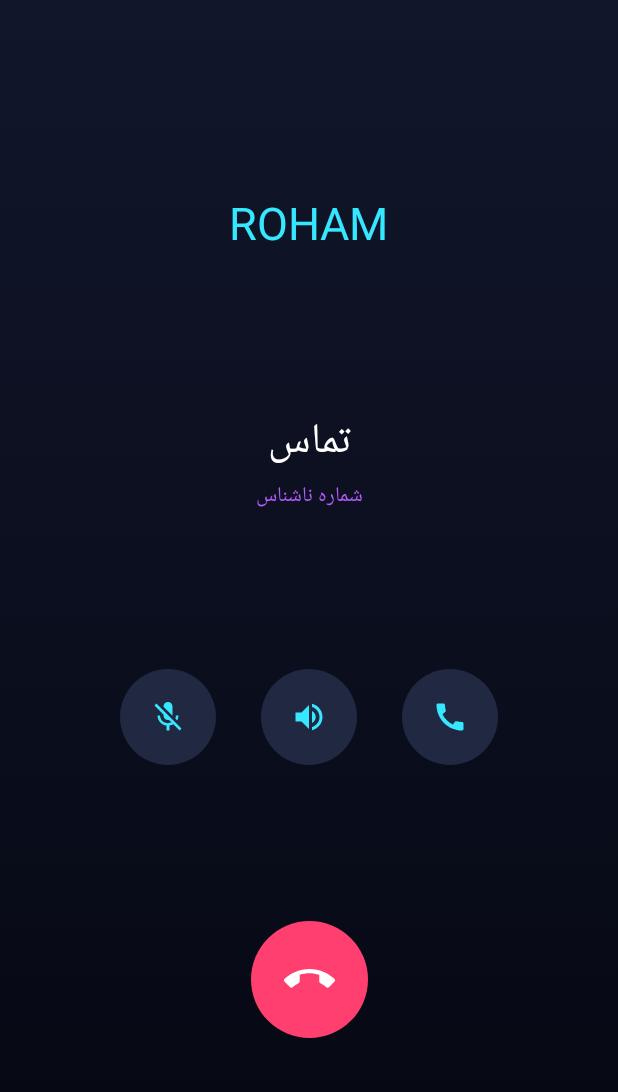
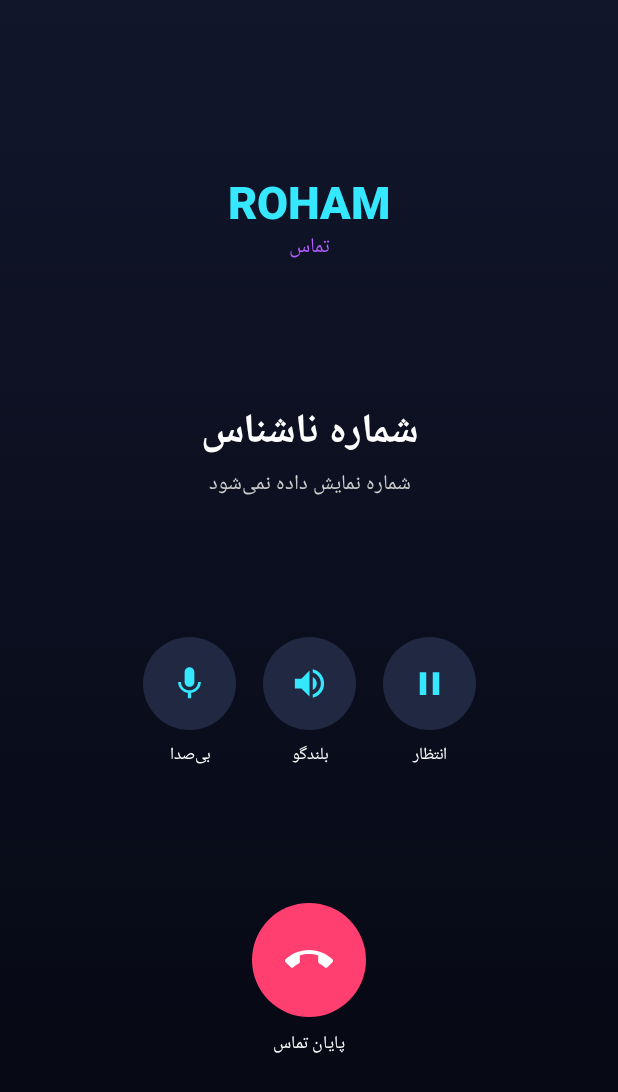
Before and after one commit to tabibekhodetbash11/ROHAM, an Android app built with Jetpack Compose: the InCallActivity screen opened directly, with no data from a screen before it, on a phone screen of 412 x 824 dp. Shown: the top 1092 px of the screen. Run offline under Robolectric (Android 15) with nearby library versions, the phone set to English and light mode, and no system bars.

Commit message:
Implement reactive in-call controls and call state handling

```diff
--- a/app/src/main/java/com/roham/dialer/InCallActivity.kt
+++ b/app/src/main/java/com/roham/dialer/InCallActivity.kt
@@ -1,86 +1,216 @@
 package com.roham.dialer
 
+import android.content.Context
+import android.content.Intent
 import android.os.Bundle
 import android.telecom.Call
 import android.telecom.CallAudioState
 import android.telecom.InCallService
+import android.telecom.VideoProfile
 import androidx.activity.ComponentActivity
 import androidx.activity.compose.setContent
 import androidx.compose.foundation.background
 import androidx.compose.foundation.clickable
 import androidx.compose.foundation.layout.*
 import androidx.compose.foundation.shape.CircleShape
+import androidx.compose.foundation.shape.RoundedCornerShape
 import androidx.compose.material.icons.Icons
+import androidx.compose.material.icons.filled.Call
 import androidx.compose.material.icons.filled.CallEnd
-import androidx.compose.material.icons.filled.Call
+import androidx.compose.material.icons.filled.Mic
 import androidx.compose.material.icons.filled.MicOff
+import androidx.compose.material.icons.filled.Pause
+import androidx.compose.material.icons.filled.PlayArrow
 import androidx.compose.material.icons.filled.VolumeUp
 import androidx.compose.material3.Icon
 import androidx.compose.material3.Text
-import androidx.compose.runtime.Composable
-import androidx.compose.runtime.remember
+import androidx.compose.runtime.*
 import androidx.compose.ui.Alignment
 import androidx.compose.ui.Modifier
 import androidx.compose.ui.graphics.Brush
 import androidx.compose.ui.graphics.Color
+import androidx.compose.ui.text.font.FontWeight
 import androidx.compose.ui.unit.dp
 import androidx.compose.ui.unit.sp
+import androidx.core.content.ContextCompat
+import android.Manifest
+import android.content.pm.PackageManager
+import android.provider.ContactsContract
+import android.net.Uri
 
 class InCallActivity : ComponentActivity() {
     override fun onCreate(savedInstanceState: Bundle?) {
         super.onCreate(savedInstanceState)
         setContent { InCallScreen() }
     }
+
+    override fun onResume() {
+        super.onResume()
+        RohamInCallService.refreshCallState()
+    }
 }
 
 class RohamInCallService : InCallService() {
-    override fun onCreate() { super.onCreate(); instance = this }
-    override fun onDestroy() { instance = null; super.onDestroy() }
+    override fun onCreate() {
+        super.onCreate()
+        instance = this
+    }
+
+    override fun onDestroy() {
+        if (instance === this) instance = null
+        super.onDestroy()
+    }
+
     override fun onCallAdded(call: Call) {
         super.onCallAdded(call)
         currentCall = call
-        startActivity(android.content.Intent(this, InCallActivity::class.java).addFlags(android.content.Intent.FLAG_ACTIVITY_NEW_TASK))
+        call.registerCallback(callCallback)
+        refreshCallState()
+        startActivity(
+            Intent(this, InCallActivity::class.java)
+                .addFlags(Intent.FLAG_ACTIVITY_NEW_TASK or Intent.FLAG_ACTIVITY_SINGLE_TOP)
+        )
     }
-    override fun onCallRemoved(call: Call) { if (currentCall === call) currentCall = null; super.onCallRemoved(call) }
+
+    override fun onCallRemoved(call: Call) {
+        call.unregisterCallback(callCallback)
+        if (currentCall === call) currentCall = calls.lastOrNull()
+        refreshCallState()
+        super.onCallRemoved(call)
+    }
+
+    private val callCallback = object : Call.Callback() {
+        override fun onStateChanged(call: Call, state: Int) = refreshCallState()
+        override fun onDetailsChanged(call: Call, details: Call.Details) = refreshCallState()
+    }
+
     companion object {
+        var instance: RohamInCallService? = null
         var currentCall: Call? = null
-        var instance: RohamInCallService? = null
-        var speaker = false
+        var callState by mutableIntStateOf(Call.STATE_DISCONNECTED)
+            private set
+        var muted by mutableStateOf(false)
+        var speaker by mutableStateOf(false)
+
+        fun refreshCallState() {
+            callState = currentCall?.state ?: Call.STATE_DISCONNECTED
+        }
+
+        fun toggleMute() {
+            muted = !muted
+            instance?.setMuted(muted)
+        }
+
+        fun toggleSpeaker() {
+            speaker = !speaker
+            instance?.setAudioRoute(
+                if (speaker) CallAudioState.ROUTE_SPEAKER else CallAudioState.ROUTE_EARPIECE
+            )
+        }
+
+        fun toggleHold() {
+            val call = currentCall ?: return
+            if (call.state == Call.STATE_HOLDING) call.unhold() else if (call.state == Call.STATE_ACTIVE) call.hold()
+        }
     }
 }
 
 @Composable
 private fun InCallScreen() {
     val call = RohamInCallService.currentCall
-    val details = call?.details
-    val raw = details?.handle?.schemeSpecificPart.orEmpty()
+    val state = RohamInCallService.callState
+    val muted = RohamInCallService.muted
+    val speaker = RohamInCallService.speaker
+    val raw = call?.details?.handle?.schemeSpecificPart.orEmpty()
     val ctx = androidx.compose.ui.platform.LocalContext.current
     val contact = remember(raw) { resolveName(ctx, raw) }
-    Column(Modifier.fillMaxSize().background(Brush.verticalGradient(listOf(Color(0xFF11162B), Color(0xFF050711)))).padding(28.dp), horizontalAlignment = Alignment.CenterHorizontally, verticalArrangement = Arrangement.SpaceEvenly) {
-        Text("ROHAM", color = Color(0xFF35E7FF), fontSize = 30.sp)
+    val incoming = state == Call.STATE_RINGING
+    val held = state == Call.STATE_HOLDING
+
+    Column(
+        Modifier.fillMaxSize()
+            .background(Brush.verticalGradient(listOf(Color(0xFF11162B), Color(0xFF050711))))
+            .padding(28.dp),
+        horizontalAlignment = Alignment.CenterHorizontally,
+        verticalArrangement = Arrangement.SpaceEvenly
+    ) {
         Column(horizontalAlignment = Alignment.CenterHorizontally) {
-            Text(contact ?: "تماس", color = Color.White, fontSize = 28.sp)
-            Text(if (contact == null) "شماره ناشناس" else "مخاطب ذخیره‌شده", color = Color(0xFFB45CFF), fontSize = 14.sp)
+            Text("ROHAM", color = Color(0xFF35E7FF), fontSize = 30.sp, fontWeight = FontWeight.Black)
+            Text(if (incoming) "تماس ورودی" else if (held) "تماس در انتظار" else "تماس", color = Color(0xFFB45CFF), fontSize = 14.sp)
         }
-        Row(horizontalArrangement = Arrangement.spacedBy(30.dp)) {
-            androidx.compose.foundation.layout.Box(Modifier.size(64.dp).background(Color(0xFF202941), CircleShape).clickable { call?.hold() }, contentAlignment = Alignment.Center) { Icon(Icons.Default.MicOff, null, tint = Color(0xFF35E7FF)) }
-            androidx.compose.foundation.layout.Box(Modifier.size(64.dp).background(Color(0xFF202941), CircleShape).clickable {
-                RohamInCallService.speaker = !RohamInCallService.speaker
-                RohamInCallService.instance?.setAudioRoute(if (RohamInCallService.speaker) CallAudioState.ROUTE_SPEAKER else CallAudioState.ROUTE_EARPIECE)
-            }, contentAlignment = Alignment.Center) { Icon(Icons.Default.VolumeUp, null, tint = Color(0xFF35E7FF)) }
-            androidx.compose.foundation.layout.Box(Modifier.size(64.dp).background(Color(0xFF202941), CircleShape).clickable { call?.answer(android.telecom.VideoProfile.STATE_AUDIO_ONLY) }, contentAlignment = Alignment.Center) { Icon(Icons.Default.Call, null, tint = Color(0xFF35E7FF)) }
+        Column(horizontalAlignment = Alignment.CenterHorizontally) {
+            Text(contact ?: "شماره ناشناس", color = Color.White, fontSize = 27.sp, fontWeight = FontWeight.Bold)
+            Text(if (contact == null) raw.ifBlank { "شماره نمایش داده نمی‌شود" } else "مخاطب ذخیره‌شده", color = Color.LightGray, fontSize = 14.sp)
         }
-        androidx.compose.foundation.layout.Box(Modifier.size(78.dp).background(Color(0xFFFF3F70), CircleShape).clickable { call?.disconnect(); (ctx as? ComponentActivity)?.finish() }, contentAlignment = Alignment.Center) {
-            Icon(Icons.Default.CallEnd, null, tint = Color.White, modifier = Modifier.size(34.dp))
+        Row(horizontalArrangement = Arrangement.spacedBy(18.dp), verticalAlignment = Alignment.CenterVertically) {
+            CallControl(if (muted) Icons.Default.MicOff else Icons.Default.Mic, if (muted) "وصل میکروفن" else "بی‌صدا", muted) {
+                RohamInCallService.toggleMute()
+            }
+            CallControl(Icons.Default.VolumeUp, "بلندگو", speaker) {
+                RohamInCallService.toggleSpeaker()
+            }
+            CallControl(if (held) Icons.Default.PlayArrow else Icons.Default.Pause, if (held) "ادامه" else "انتظار", held) {
+                RohamInCallService.toggleHold()
+            }
+        }
+        Row(horizontalArrangement = Arrangement.spacedBy(24.dp), verticalAlignment = Alignment.CenterVertically) {
+            if (incoming) {
+                RoundAction(Color(0xFF22C98A), Icons.Default.Call, "پاسخ") {
+                    call?.answer(VideoProfile.STATE_AUDIO_ONLY)
+                }
+                RoundAction(Color(0xFFFF3F70), Icons.Default.CallEnd, "رد تماس") {
+                    call?.disconnect()
+                    (ctx as? ComponentActivity)?.finish()
+                }
+            } else {
+                RoundAction(Color(0xFFFF3F70), Icons.Default.CallEnd, "پایان تماس") {
+                    call?.disconnect()
+                    (ctx as? ComponentActivity)?.finish()
+                }
+            }
         }
     }
 }
 
-private fun resolveName(context: android.content.Context, number: String): String? {
-    if (number.isBlank()) return null
-    if (androidx.core.content.ContextCompat.checkSelfPermission(context, android.Manifest.permission.READ_CONTACTS) != android.content.pm.PackageManager.PERMISSION_GRANTED) return null
-    val uri = android.net.Uri.withAppendedPath(android.provider.ContactsContract.PhoneLookup.CONTENT_FILTER_URI, android.net.Uri.encode(number))
-    context.contentResolver.query(uri, arrayOf(android.provider.ContactsContract.PhoneLookup.DISPLAY_NAME), null, null, null)?.use {
+@Composable
+private fun CallControl(
+    icon: androidx.compose.ui.graphics.vector.ImageVector,
+    label: String,
+    selected: Boolean,
+    onClick: () -> Unit
+) {
+    Column(horizontalAlignment = Alignment.CenterHorizontally, verticalArrangement = Arrangement.spacedBy(8.dp)) {
+        Box(
+            Modifier.size(62.dp)
+                .background(if (selected) Color(0xFF174C5B) else Color(0xFF202941), CircleShape)
+                .clickable(onClick = onClick),
+            contentAlignment = Alignment.Center
+        ) {
+            Icon(icon, contentDescription = label, tint = Color(0xFF35E7FF), modifier = Modifier.size(26.dp))
+        }
+        Text(label, color = Color.White, fontSize = 11.sp)
+    }
+}
+
+@Composable
+private fun RoundAction(
+    color: Color,
+    icon: androidx.compose.ui.graphics.vector.ImageVector,
+    label: String,
+    onClick: () -> Unit
+) {
+    Column(horizontalAlignment = Alignment.CenterHorizontally, verticalArrangement = Arrangement.spacedBy(8.dp)) {
+        Box(Modifier.size(76.dp).background(color, CircleShape).clickable(onClick = onClick), contentAlignment = Alignment.Center) {
+            Icon(icon, contentDescription = label, tint = Color.White, modifier = Modifier.size(32.dp))
+        }
+        Text(label, color = Color.White, fontSize = 12.sp)
+    }
+}
+
+private fun resolveName(context: Context, number: String): String? {
+    if (number.isBlank() || ContextCompat.checkSelfPermission(context, Manifest.permission.READ_CONTACTS) != PackageManager.PERMISSION_GRANTED) return null
+    val uri = Uri.withAppendedPath(ContactsContract.PhoneLookup.CONTENT_FILTER_URI, Uri.encode(number))
+    context.contentResolver.query(uri, arrayOf(ContactsContract.PhoneLookup.DISPLAY_NAME), null, null, null)?.use {
         if (it.moveToFirst()) return it.getString(0)
     }
     return null
```
